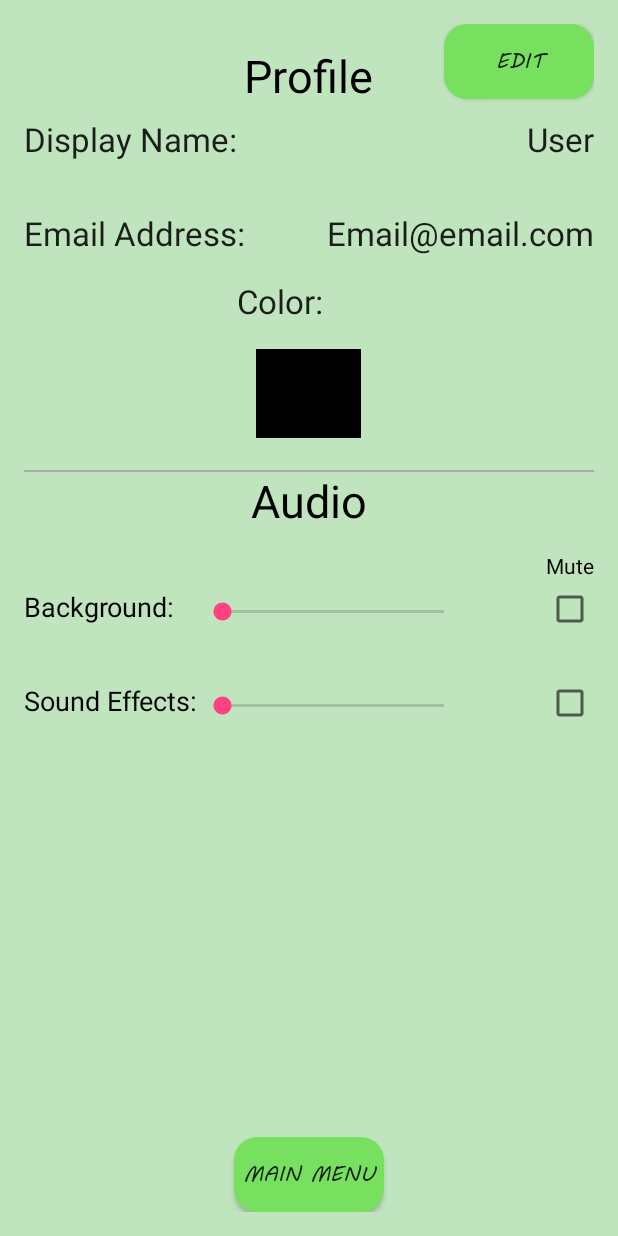
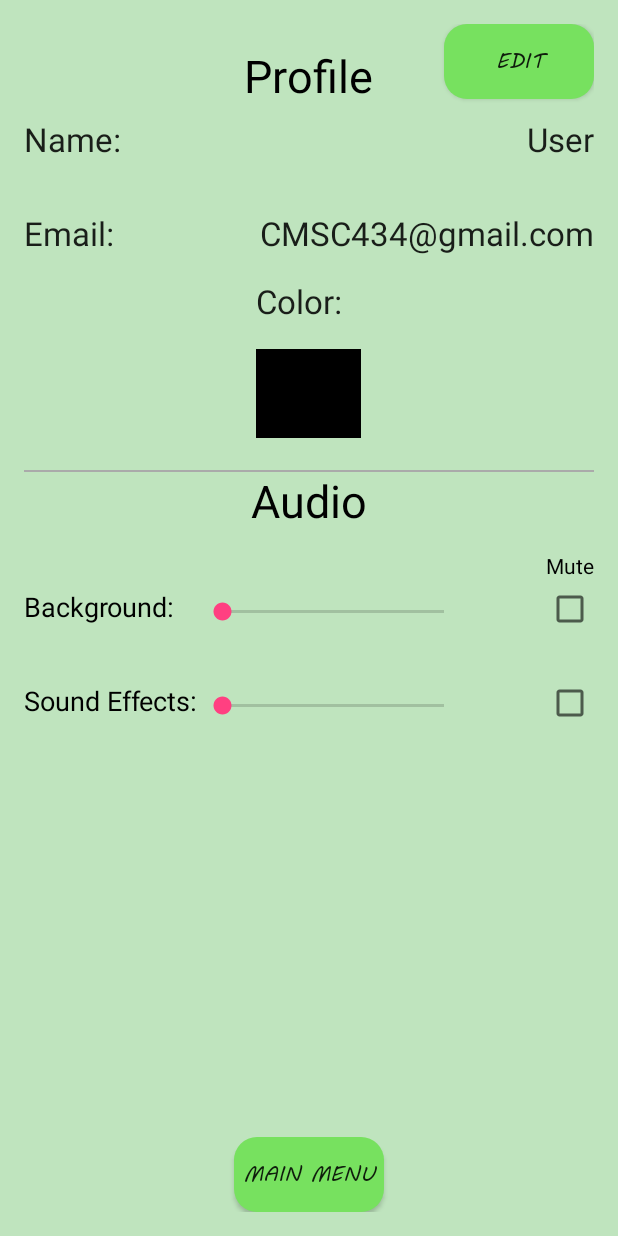
Before and after one commit to MREkstrom/FooTrace, an Android app: the screen it shows after launch (Settings), after a tap on an icon or button, on a phone screen of 412 x 824 dp. Run offline under Robolectric (Android 15) with nearby library versions, the light colour scheme and no system bars.

Commit message:
Minor UI Updates Add screen refresh for multiplayer designs Shortened fields in settings Timer size decreased

```diff
--- a/app/src/main/java/com/example/michael/footrace/MainActivity.java
+++ b/app/src/main/java/com/example/michael/footrace/MainActivity.java
@@ -29,7 +29,7 @@ public class MainActivity extends AppCompatActivity {
 
         /*Initialize globals*/
         userTraces = new HashMap <String, UserTrace>();
-        prof = new UserProfile("User", "Email@email.com");
+        prof = new UserProfile("User", "CMSC434@gmail.com");
 
         button_sound = MediaPlayer.create(this, R.raw.click3);
         background_music = MediaPlayer.create(this, R.raw.background_music);
--- a/app/src/main/res/layout/activity_play_game.xml
+++ b/app/src/main/res/layout/activity_play_game.xml
@@ -39,6 +39,6 @@
         android:text="Time: 00:00:000"
         android:textAlignment="center"
         android:textColor="#ff0019"
-        android:textSize="48dp"/>
+        android:textSize="42dp"/>
 
 </RelativeLayout>
--- a/app/src/main/res/layout/activity_settings.xml
+++ b/app/src/main/res/layout/activity_settings.xml
@@ -16,7 +16,7 @@
         android:layout_width="wrap_content"
         android:layout_height="wrap_content"
         android:id="@+id/emailAddressField"
-        android:text="Email Address:"
+        android:text="Email:"
         android:textAppearance="@style/TextAppearance.AppCompat.Large"
         android:layout_below="@+id/displayNameField"
         android:layout_alignParentLeft="true"
@@ -28,7 +28,7 @@
         android:layout_height="wrap_content"
         android:id="@+id/emailAddress"
         android:textAppearance="@style/TextAppearance.AppCompat.Large"
-        android:text="Email!!!"
+        android:text="CMSC434@umd.edu"
         android:layout_above="@+id/colorSwatchTitle"
         android:layout_alignParentRight="true"
         android:layout_alignParentEnd="true" />
@@ -38,7 +38,7 @@
         android:layout_height="wrap_content"
         android:id="@+id/displayName"
         android:textAppearance="@style/TextAppearance.AppCompat.Large"
-        android:text="Username!!!"
+        android:text="HCIL!"
         android:layout_marginTop="62dp"
         android:layout_alignParentTop="true"
         android:layout_alignParentRight="true"
@@ -48,7 +48,7 @@
         android:layout_width="wrap_content"
         android:layout_height="wrap_content"
         android:id="@+id/displayNameField"
-        android:text="Display Name:"
+        android:text="Name:"
         android:textAppearance="@style/TextAppearance.AppCompat.Large"
         android:layout_alignBaseline="@+id/displayName"
         android:layout_alignBottom="@+id/displayName"
@@ -94,9 +94,8 @@
         android:text="Color:"
         android:textAppearance="@style/TextAppearance.AppCompat.Large"
         android:layout_marginTop="16dp"
-        android:layout_below="@+id/emailAddressField"
-        android:layout_toRightOf="@+id/displayNameField"
-        android:layout_toEndOf="@+id/displayNameField" />
+        android:layout_centerHorizontal="true"
+        android:layout_below="@+id/emailAddressField" />
 
     <TextView
         android:layout_width="70dp"
```
Also changed, not shown: app/src/main/java/com/example/michael/footrace/MultiPlayerHost.java (+15 -1 lines).
